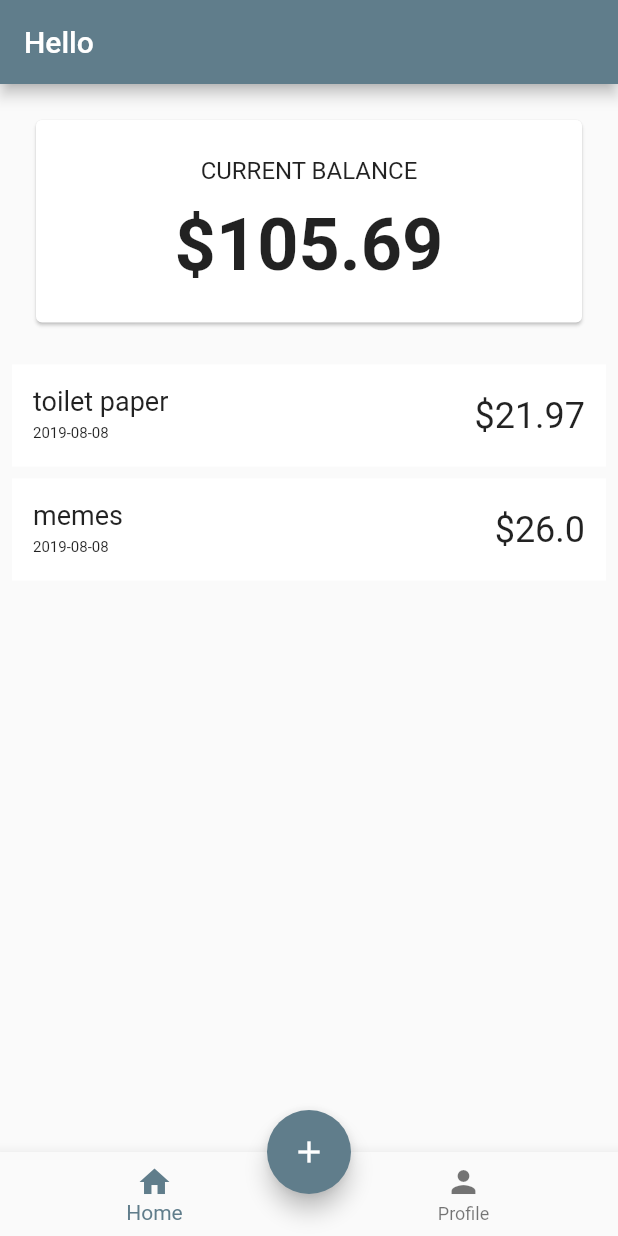
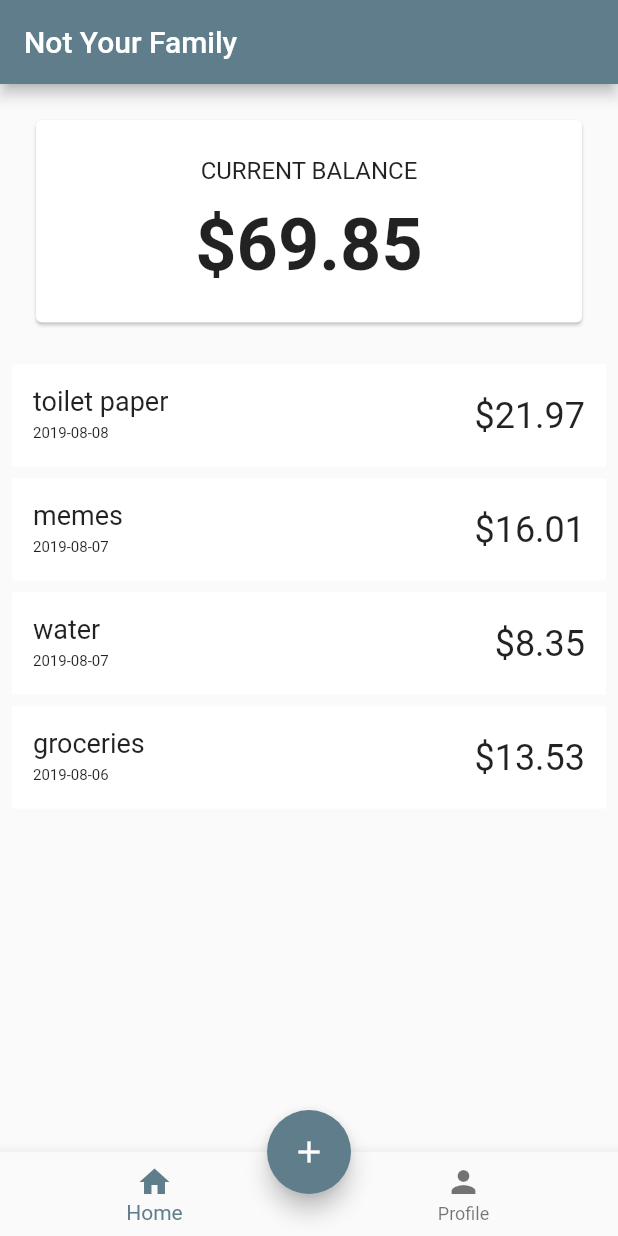
Before and after one commit to kungpaogao/nyf-mobile, a Flutter app: the screen it shows after launch, on a phone screen of 412 x 824 dp. Run offline on Flutter 3.47's test engine with Material 2 defaults, Android fonts, the phone set to English and light mode, and no system bars.

Commit message:
Cleaning up data

```diff
--- a/lib/components/add_form.dart
+++ b/lib/components/add_form.dart
@@ -93,7 +93,7 @@ class AddFormState extends State<AddForm> {
                 },
               ),
               Text(
-                "Recurring fee?",
+                "Recurring monthly transaction",
                 style: Variables.defaultText,
               )
             ],
@@ -153,7 +153,7 @@ class AddFormState extends State<AddForm> {
                       color: Colors.white,
                     ),
                     label: Text(
-                      ("Submit").toUpperCase(),
+                      ("Review").toUpperCase(),
                       style: TextStyle(color: Colors.white),
                     ),
                   ),
--- a/lib/components/balance_card.dart
+++ b/lib/components/balance_card.dart
@@ -43,7 +43,7 @@ class _BalanceCardState extends State<BalanceCard> {
                     child: Padding(
                       padding: EdgeInsets.only(top: 12.0),
                       child: Text(
-                        "\$105.69",
+                        "\$69.85",
                         style: balanceStyle,
                       ),
                     ),
--- a/lib/components/household_settings.dart
+++ b/lib/components/household_settings.dart
@@ -96,7 +96,7 @@ class _HouseholdSettingsState extends State<HouseholdSettings> {
                   Container(
                     width: 10,
                   ),
-                  Icon(Icons.arrow_forward_ios),
+                  Icon(Icons.navigate_next),
                 ],
               )
             ],
@@ -114,7 +114,7 @@ class _HouseholdSettingsState extends State<HouseholdSettings> {
               Text("Change Email & Password", style: TextStyle(fontSize: 16.0)),
               Row(
                 children: <Widget>[
-                  Icon(Icons.arrow_forward_ios),
+                  Icon(Icons.navigate_next),
                 ],
               )
             ],
@@ -132,7 +132,7 @@ class _HouseholdSettingsState extends State<HouseholdSettings> {
               Text("Feedback & Support", style: TextStyle(fontSize: 16.0)),
               Row(
                 children: <Widget>[
-                  Icon(Icons.arrow_forward_ios),
+                  Icon(Icons.navigate_next),
                 ],
               )
             ],
--- a/lib/components/profile_banner.dart
+++ b/lib/components/profile_banner.dart
@@ -14,8 +14,8 @@ class ProfileBanner extends StatelessWidget {
       child: Column(
         children: <Widget>[
           Padding(
-              padding: EdgeInsets.only(top: 32.0),
-              child: UserIcon(width: 125, height: 150, user: sampleUsers[0])),
+              padding: EdgeInsets.all(32),
+              child: UserIcon(width: 100, height: 125, user: sampleUsers[0])),
         ],
       ),
     );
--- a/lib/data/transaction.dart
+++ b/lib/data/transaction.dart
@@ -32,11 +32,31 @@ List<Transaction> sampleTrans = [
   Transaction(
       "house-1",
       "memes",
-      (new DateTime(2019, 8, 8)),
-      26,
+      (new DateTime(2019, 8, 7)),
+      16.01,
       [
-        UserAmt("user-1", 19),
-        UserAmt("user-2", 7),
+        UserAmt("user-1", 9),
+        UserAmt("user-2", 7.01),
+      ],
+      "user-1"),
+  Transaction(
+      "house-1",
+      "water",
+      (new DateTime(2019, 8, 7)),
+      8.35,
+      [
+        UserAmt("user-1", 2),
+        UserAmt("user-2", 6.35),
+      ],
+      "user-1"),
+  Transaction(
+      "house-1",
+      "groceries",
+      (new DateTime(2019, 8, 6)),
+      13.53,
+      [
+        UserAmt("user-1", 6.20),
+        UserAmt("user-2", 7.33),
       ],
       "user-1"),
 ];
--- a/lib/pages/nav.dart
+++ b/lib/pages/nav.dart
@@ -13,12 +13,13 @@ class Navigation extends StatefulWidget {
 class _NavigationState extends State<Navigation> {
   int _selectedIndex = 0;
   static List<Widget> _pages = <Widget>[HomePage(), ProfilePage()];
+  static List<String> _pageNames = <String>["Not Your Family", "Profile"];
 
   @override
   Widget build(BuildContext context) {
     return Scaffold(
       appBar: AppBar(
-        title: Text("Hello"),
+        title: Text("${_pageNames[_selectedIndex]}"),
       ),
       body: _pages[_selectedIndex],
       bottomNavigationBar: BottomNavigationBar(
```
Also changed, not shown: lib/data/user.dart (+7 -1 lines).
